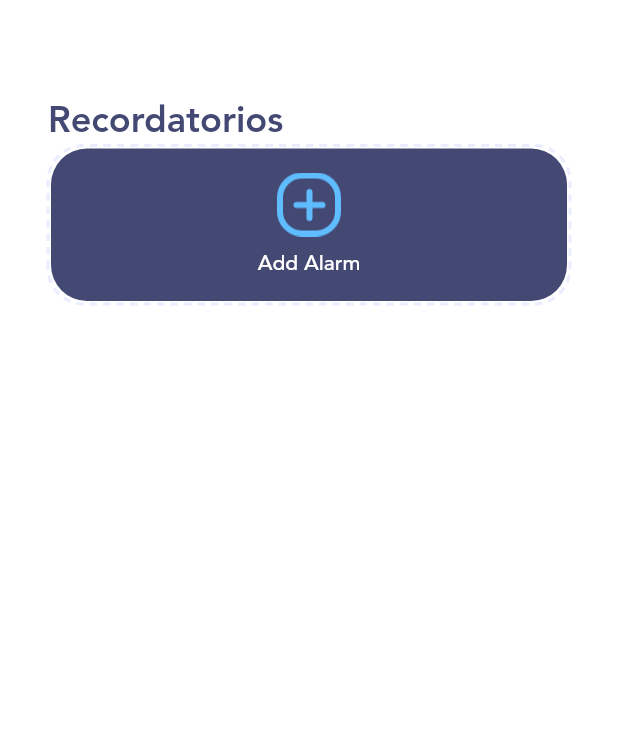
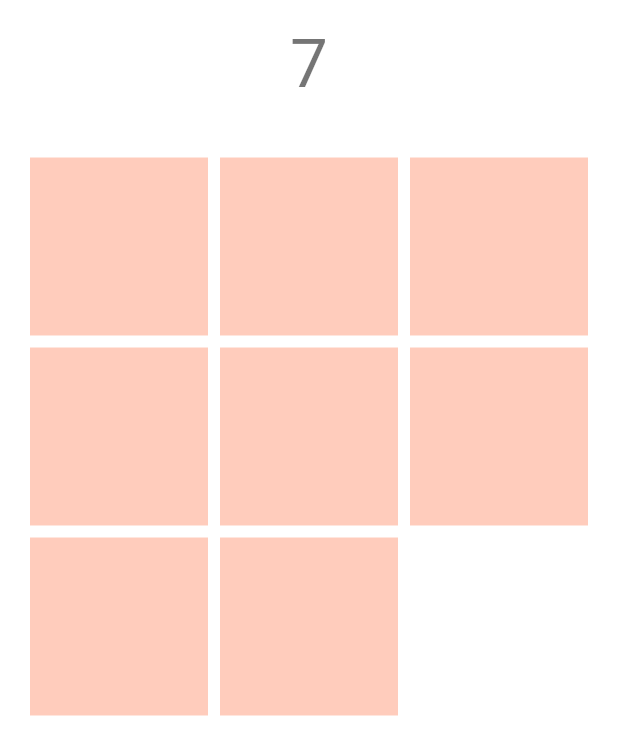
Before and after one commit to leiderp/TCuido, a Flutter app: the screen it shows after launch, on a phone screen of 412 x 824 dp. Shown: the top 755 px of the screen. Run offline on Flutter 3.47's test engine with Material 2 defaults, Android fonts, the phone set to English and light mode, and no system bars; drawn by our look-alikes of dotted_border, flip_card; our stand-ins replace bloc, flutter_bloc, flutter_screenutil, rxdart, sqflite; accounts and stored records are empty.

Commit message:
primer juego

```diff
--- a/lib/main.dart
+++ b/lib/main.dart
@@ -238,6 +238,9 @@ class _MyAppState extends State<MyApp> {
 }
 */
 import 'package:flutter/material.dart';
+import 'pages/game1_card.dart';
+
+/*
 import 'package:yotecuido/pages/alarm_page.dart';
 import 'package:flutter_local_notifications/flutter_local_notifications.dart';
 
@@ -264,6 +267,8 @@ void main() async {
   });
   runApp(MyApp());
 }
+*/
+void main() => runApp(MyApp());
 
 class MyApp extends StatelessWidget {
   @override
@@ -274,7 +279,7 @@ class MyApp extends StatelessWidget {
           visualDensity: VisualDensity.adaptivePlatformDensity,
           scaffoldBackgroundColor: Colors.white,
           primaryColor: Colors.white),
-      home: AlarmPage(),
+      home: Game(),
     );
   }
 }
--- a/lib/pages/alarm_page.dart
+++ b/lib/pages/alarm_page.dart
@@ -1,3 +1,4 @@
+/*
 import 'package:yotecuido/models/alarm_helper.dart';
 import 'package:yotecuido/models/theme_data.dart';
 import 'package:yotecuido/models/data.dart';
@@ -333,3 +334,4 @@ class _AlarmPageState extends State<AlarmPage> {
     loadAlarms();
   }
 }
+*/
--- /dev/null
+++ b/lib/pages/game1_card.dart
@@ -0,0 +1,224 @@
+import 'dart:async';
+
+import 'package:flip_card/flip_card.dart';
+import 'package:flutter/material.dart';
+
+int level = 8;
+List<int> times = [];
+int countLevel = 1;
+
+class Game extends StatefulWidget {
+  final int size;
+
+  const Game({Key key, this.size = 8}) : super(key: key);
+  @override
+  _GameState createState() => _GameState();
+}
+
+class _GameState extends State<Game> {
+  List<GlobalKey<FlipCardState>> cardStateKeys = [];
+  List<bool> cardFlips = [];
+  List<String> data = [];
+  int previousIndex = -1;
+  bool flip = false;
+
+  int time = 0;
+  Timer timer;
+
+  @override
+  void initState() {
+    super.initState();
+    for (var i = 0; i < widget.size; i++) {
+      cardStateKeys.add(GlobalKey<FlipCardState>());
+      cardFlips.add(true);
+    }
+    for (var i = 0; i < widget.size ~/ 2; i++) {
+      data.add(i.toString());
+    }
+    for (var i = 0; i < widget.size ~/ 2; i++) {
+      data.add(i.toString());
+    }
+    startTimer();
+    data.shuffle();
+  }
+
+  startTimer() {
+    timer = Timer.periodic(Duration(seconds: 1), (t) {
+      setState(() {
+        time = time + 1;
+      });
+    });
+  }
+
+  stopTimer() {
+    timer.cancel();
+  }
+
+  @override
+  Widget build(BuildContext context) {
+    return Scaffold(
+      body: SafeArea(
+        child: SingleChildScrollView(
+          child: Column(
+            children: <Widget>[
+              Padding(
+                padding: EdgeInsets.all(16.0),
+                child: Text(
+                  "$time",
+                  style: Theme.of(context).textTheme.display2,
+                ),
+              ),
+              Theme(
+                data: ThemeData.dark(),
+                child: Padding(
+                  padding: EdgeInsets.all(16.0),
+                  child: GridView.builder(
+                    shrinkWrap: true,
+                    physics: NeverScrollableScrollPhysics(),
+                    gridDelegate: SliverGridDelegateWithFixedCrossAxisCount(
+                      crossAxisCount: 3,
+                    ),
+                    itemBuilder: (context, index) => FlipCard(
+                      key: cardStateKeys[index],
+                      onFlip: () {
+                        if (!flip) {
+                          flip = true;
+                          previousIndex = index;
+                        } else {
+                          flip = false;
+                          if (previousIndex != index) {
+                            if (data[previousIndex] != data[index]) {
+                              cardStateKeys[previousIndex]
+                                  .currentState
+                                  .toggleCard();
+                              previousIndex = index;
+                            } else {
+                              cardFlips[previousIndex] = false;
+                              cardFlips[index] = false;
+                              print(cardFlips);
+
+                              if (cardFlips.every((t) => t == false)) {
+                                print("Ganó");
+                                stopTimer();
+                                if (countLevel < 4) {
+                                  showResult();
+                                } else {
+                                  showFinish();
+                                }
+                              }
+                            }
+                          }
+                        }
+                      },
+                      direction: FlipDirection.HORIZONTAL,
+                      flipOnTouch: cardFlips[index],
+                      front: Container(
+                        margin: EdgeInsets.all(4.0),
+                        color: Colors.deepOrange.withOpacity(0.3),
+                      ),
+                      back: Container(
+                        margin: EdgeInsets.all(4.0),
+                        decoration: BoxDecoration(
+                          gradient: LinearGradient(
+                              colors: [Color(0xFF6078ea), Color(0xFF1BB5FD)]),
+                          //color: Colors.green,
+                          borderRadius: BorderRadius.all(Radius.circular(24)),
+                        ),
+                        //color: Colors.deepOrange,
+                        child: Center(
+                          child: Text(
+                            "${data[index]}",
+                            style: Theme.of(context).textTheme.display2,
+                          ),
+                        ),
+                      ),
+                    ),
+                    itemCount: data.length,
+                  ),
+                ),
+              ),
+            ],
+          ),
+        ),
+      ),
+    );
+  }
+
+  showResult() {
+    showDialog(
+      context: context,
+      barrierDismissible: false,
+      builder: (context) => AlertDialog(
+        title: Text("Has Ganado!!!"),
+        content: Text(
+          "Tiempo $time",
+          style: Theme.of(context).textTheme.display2,
+        ),
+        actions: <Widget>[
+          FlatButton(
+            onPressed: () {
+              Navigator.of(context).pushReplacement(
+                MaterialPageRoute(
+                  builder: (context) => Game(
+                    size: level,
+                  ),
+                ),
+              );
+              level *= 2;
+              times.add(time);
+              print(times);
+            },
+            child: Text("Siguiente"),
+          ),
+          FlatButton(
+            onPressed: () {
+              Navigator.of(context).pushReplacement(
+                MaterialPageRoute(
+                  builder: (context) => Game(
+                    size: level,
+                  ),
+                ),
+              );
+              level *= 2;
+              countLevel = countLevel + 1;
+              times.add(time);
+              print(times);
+            },
+            child: Text("Parar"),
+          ),
+        ],
+      ),
+    );
+  }
+
+  showFinish() {
+    showDialog(
+      context: context,
+      barrierDismissible: false,
+      builder: (context) => AlertDialog(
+        title: Text("Has Ganado!!!"),
+        content: Text(
+          "Tiempo $time",
+          style: Theme.of(context).textTheme.display2,
+        ),
+        actions: <Widget>[
+          FlatButton(
+            onPressed: () {
+              Navigator.of(context).pushReplacement(
+                MaterialPageRoute(
+                  builder: (context) => Game(
+                    size: level,
+                  ),
+                ),
+              );
+              level *= 2;
+              times.add(time);
+              print(times);
+            },
+            child: Text("Parar"),
+          ),
+        ],
+      ),
+    );
+  }
+}
--- a/pubspec.yaml
+++ b/pubspec.yaml
@@ -34,6 +34,7 @@ dependencies:
   # Use with the CupertinoIcons class for iOS style icons.
   cupertino_icons: ^1.0.0
   flutter_bloc: ^2.1.1
+  flip_card: ^0.4.4
 
 dev_dependencies:
   flutter_test:
```
Also changed, not shown: pubspec.lock.
